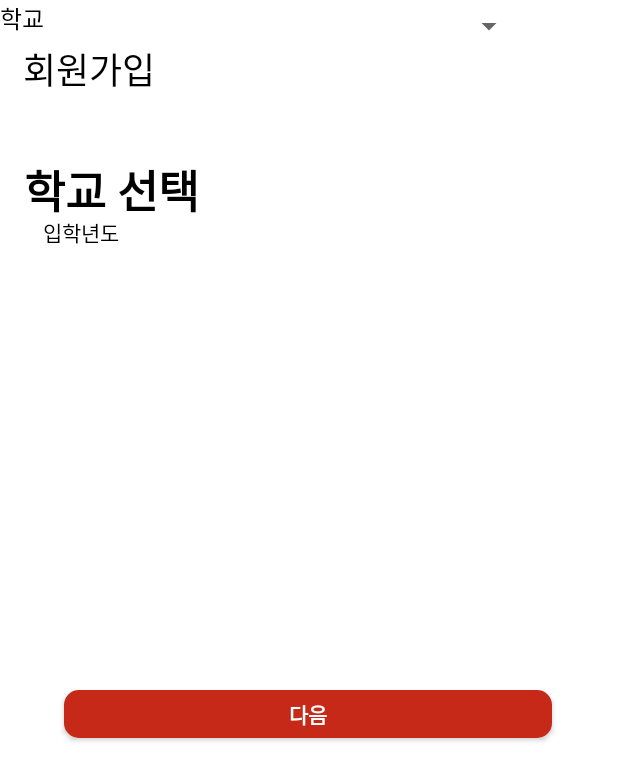
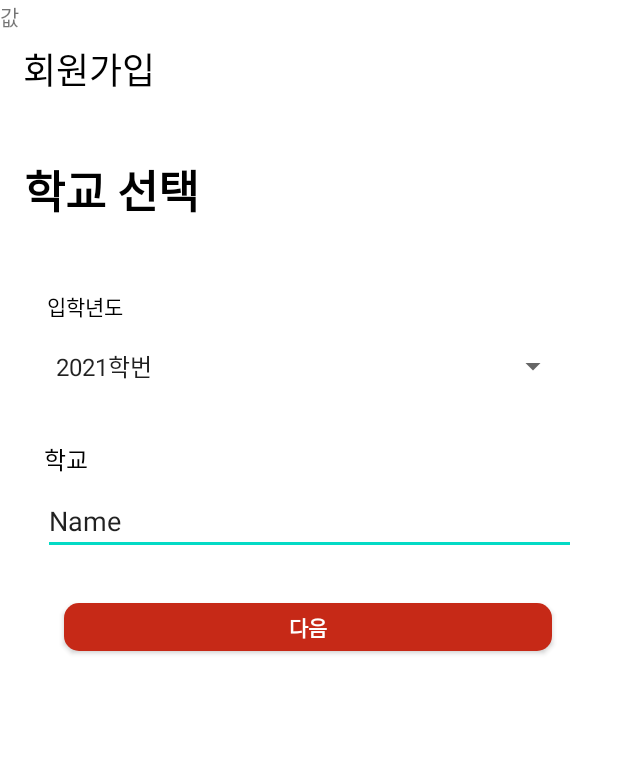
Before and after one commit to Doltas/Eata, an Android app: the RegisterActivity screen opened directly, with no data from a screen before it, on a phone screen of 412 x 824 dp. Shown: the top 781 px of the screen. Run offline under Robolectric (Android 15) with nearby library versions, the phone set to English and light mode, and no system bars.

Commit message:
회원가입창으로 넘어가는 기능

```diff
--- a/app/src/main/java/com/example/eata/LoginActivity.kt
+++ b/app/src/main/java/com/example/eata/LoginActivity.kt
@@ -1,5 +1,6 @@
 package com.example.eata
 
+import android.content.Intent
 import androidx.appcompat.app.AppCompatActivity
 import android.os.Bundle
 import com.example.eata.databinding.ActivityLoginBinding
@@ -18,6 +19,11 @@ class LoginActivity : AppCompatActivity() {
         mBinding = ActivityLoginBinding.inflate(layoutInflater)
         setContentView(binding.root)
 
+        binding.loginTvReg.setOnClickListener {
+            val intent = Intent(this,RegisterActivity::class.java)
+            startActivity(intent)
+        }
+
 
 
 
--- a/app/src/main/res/layout/activity_register.xml
+++ b/app/src/main/res/layout/activity_register.xml
@@ -45,35 +45,56 @@
         android:layout_marginTop="44dp"
         android:text="입학년도"
         android:textColor="@color/black"
-        app:layout_constraintBottom_toTopOf="@+id/spinner"
         app:layout_constraintEnd_toEndOf="parent"
-        app:layout_constraintHorizontal_bias="0.08"
+        app:layout_constraintHorizontal_bias="0.086"
         app:layout_constraintStart_toStartOf="parent"
-        app:layout_constraintTop_toBottomOf="@+id/reg_tv2"
-        app:layout_constraintVertical_bias="0.23" />
+        app:layout_constraintTop_toBottomOf="@+id/reg_tv2" />
 
-    <Spinner
+    <androidx.appcompat.widget.AppCompatSpinner
         android:id="@+id/spinner"
         android:layout_width="350dp"
         android:layout_height="35dp"
-        tools:layout_editor_absoluteX="30dp"
-        tools:layout_editor_absoluteY="223dp" />
+        android:layout_marginTop="12dp"
+        android:entries="@array/class_year"
+        android:spinnerMode="dialog"
+        app:layout_constraintEnd_toEndOf="parent"
+        app:layout_constraintHorizontal_bias="0.475"
+        app:layout_constraintStart_toStartOf="parent"
+        app:layout_constraintTop_toBottomOf="@+id/reg_tv3"/>
+<!--        android:background="@drawable/small_round"-->
+<!--        android:backgroundTint="#eeeeee"-->
+    //배경을 끼면 스피너 아래 화살표가 안보임
 
     <TextView
         android:id="@+id/reg_tv4"
         android:layout_width="wrap_content"
         android:layout_height="wrap_content"
+        android:layout_marginTop="32dp"
         android:text="학교"
         android:textColor="@color/black"
         android:textSize="16sp"
-        tools:layout_editor_absoluteX="29dp"
-        tools:layout_editor_absoluteY="297dp" />
+        app:layout_constraintEnd_toEndOf="parent"
+        app:layout_constraintHorizontal_bias="0.076"
+        app:layout_constraintStart_toStartOf="parent"
+        app:layout_constraintTop_toBottomOf="@+id/spinner" />
+
+    <EditText
+        android:id="@+id/editTextTextPersonName"
+        android:layout_width="355dp"
+        android:layout_height="40dp"
+        android:layout_marginTop="12dp"
+        android:ems="10"
+        android:inputType="textPersonName"
+        android:text="Name"
+        app:layout_constraintEnd_toEndOf="parent"
+        app:layout_constraintStart_toStartOf="parent"
+        app:layout_constraintTop_toBottomOf="@+id/reg_tv4" />
 
     <androidx.appcompat.widget.AppCompatButton
         android:id="@+id/button"
         android:layout_width="wrap_content"
         android:layout_height="32dp"
-        android:layout_marginBottom="332dp"
+        android:layout_marginTop="32dp"
         android:background="@drawable/small_round"
         android:backgroundTint="@color/red"
         android:paddingHorizontal="150dp"
@@ -84,8 +105,16 @@
         app:layout_constraintEnd_toEndOf="parent"
         app:layout_constraintHorizontal_bias="0.494"
         app:layout_constraintStart_toStartOf="parent"
-        app:layout_constraintTop_toBottomOf="@+id/reg_tv4"
-        app:layout_constraintVertical_bias="1.0" />
+        app:layout_constraintTop_toBottomOf="@+id/editTextTextPersonName"
+        app:layout_constraintVertical_bias="0.0" />
+
+    <TextView
+        android:id="@+id/textView"
+        android:layout_width="wrap_content"
+        android:layout_height="wrap_content"
+        android:text="값"
+        tools:layout_editor_absoluteX="37dp"
+        tools:layout_editor_absoluteY="494dp" />
 
 
 </androidx.constraintlayout.widget.ConstraintLayout>
--- a/app/src/main/res/values/themes.xml
+++ b/app/src/main/res/values/themes.xml
@@ -19,4 +19,5 @@
     </style>
 
 
+
 </resources>
```
